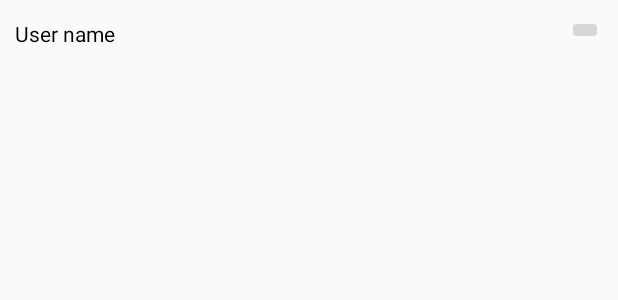
After one commit to Kimjchi/onepointman, an Android app: the layout row_item.xml on its own in the app's theme, with its tools: preview values and no code run, on a phone screen of 412 x 824 dp. The commit adds this screen. Shown: the top 300 px of the screen. Run offline under Robolectric (Android 15) with nearby library versions, the phone set to English and light mode, and no system bars; network calls fail.

Commit message:
Settings group view start

```diff
--- a/AndroidClient/app/src/main/AndroidManifest.xml
+++ b/AndroidClient/app/src/main/AndroidManifest.xml
@@ -46,6 +46,11 @@
             android:label="@string/title_activity_nav_drawer"
             android:theme="@style/AppTheme.NoActionBar" />
 
+        <activity
+            android:name=".SettingsGroup"
+            android:label="@string/title_activity_settings_group"
+            android:theme="@style/AppTheme.NoActionBar" />
+
     </application>
 
 </manifest>
--- /dev/null
+++ b/AndroidClient/app/src/main/res/layout/row_item.xml
@@ -0,0 +1,30 @@
+<RelativeLayout xmlns:android="http://schemas.android.com/apk/res/android"
+    android:layout_width="match_parent"
+    android:layout_height="wrap_content"
+    android:orientation="horizontal"
+    android:padding="10dp">
+
+    <ImageView
+        android:id="@+id/userImageSettings"
+        android:layout_centerVertical="true"
+        android:layout_width="wrap_content"
+        android:layout_height="wrap_content" />
+
+    <TextView
+        android:id="@+id/userNameSettings"
+        android:layout_width="wrap_content"
+        android:layout_height="wrap_content"
+        android:layout_toRightOf="@+id/userImageSettings"
+        android:layout_marginTop="5dp"
+        android:layout_centerVertical="true"
+        android:text="User name"
+        android:textColor="@android:color/black" />
+
+    <ImageButton
+        android:layout_width="wrap_content"
+        android:layout_height="wrap_content"
+        android:layout_alignParentRight="true"/>
+
+
+
+</RelativeLayout>
--- a/AndroidClient/app/src/main/res/values/strings.xml
+++ b/AndroidClient/app/src/main/res/values/strings.xml
@@ -17,6 +17,8 @@
     <string name="facebook_app_id">137357800216709</string>
     <string name="descriptionApp">Il est temps de retrouver vos amis, en avant (Guingamp)!</string>
     <string name="title_activity_nav_drawer">NavDrawer</string>
+    <string name="title_activity_settings_group">SettingsGroup</string>
+
 
     <string name="navigation_drawer_open">Open navigation drawer</string>
     <string name="navigation_drawer_close">Close navigation drawer</string>
```
Also changed, not shown: AndroidClient/app/src/main/java/com/example/yannick/androidclient/NavDrawer.java (+6 -3 lines), AndroidClient/app/src/main/java/com/example/yannick/androidclient/SettingsGroup.java (added, +46 -0 lines), AndroidClient/app/src/main/res/layout/activity_settings_group.xml (added, +25 -0 lines), AndroidClient/app/src/main/res/menu/menu_settings_group.xml (added, +9 -0 lines), AndroidClient/app/src/main/res/menu/nav_drawer_settings.xml (renamed from AndroidClient/app/src/main/res/menu/menu_settings.xml).
